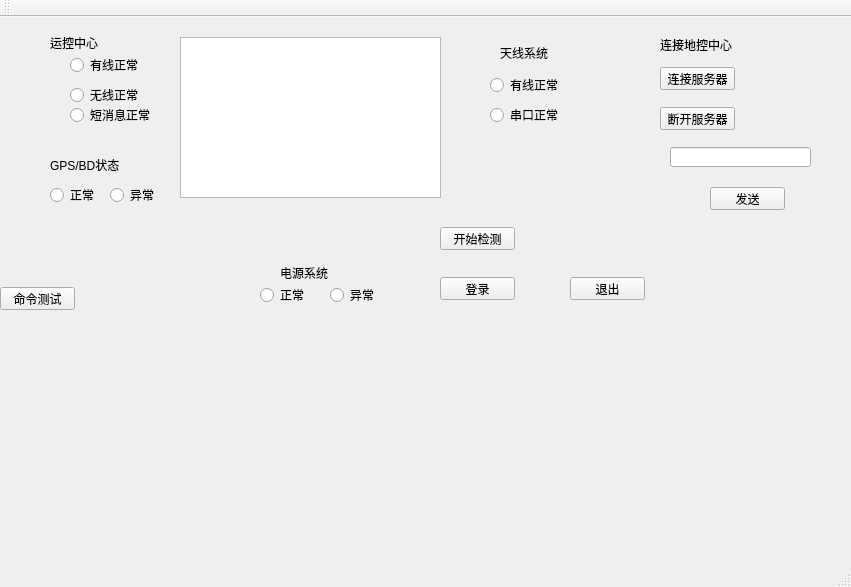
mohanmode2008/Terminal, file Project_gather/Project_gather.ui: the form before one commit.
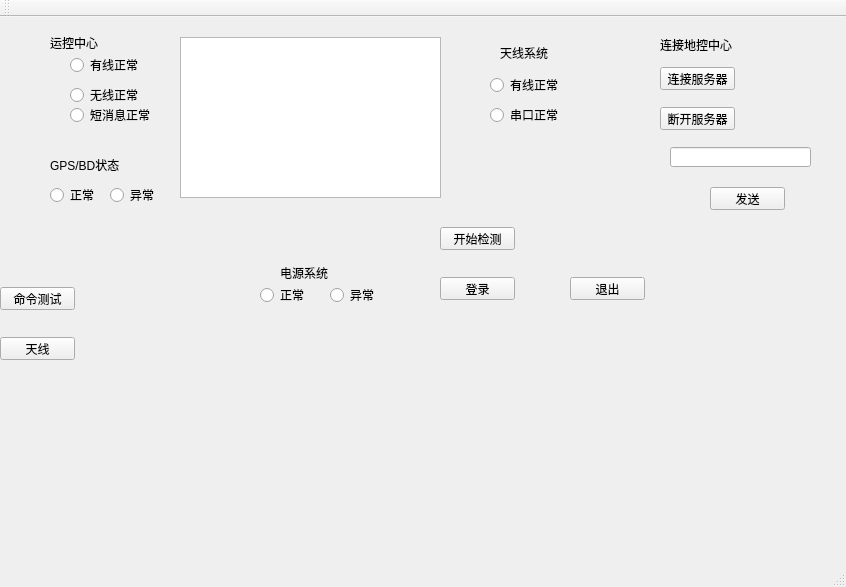
The form after the commit.

The edit to the form file:
```diff
--- a/Project_gather/Project_gather.ui
+++ b/Project_gather/Project_gather.ui
@@ -6,7 +6,7 @@
    <rect>
     <x>0</x>
     <y>0</y>
-    <width>851</width>
+    <width>846</width>
     <height>587</height>
    </rect>
   </property>
@@ -307,6 +307,19 @@
      <string>命令测试</string>
     </property>
    </widget>
+   <widget class="QPushButton" name="btn_ant">
+    <property name="geometry">
+     <rect>
+      <x>0</x>
+      <y>320</y>
+      <width>75</width>
+      <height>23</height>
+     </rect>
+    </property>
+    <property name="text">
+     <string>天线</string>
+    </property>
+   </widget>
   </widget>
   <widget class="QMenuBar" name="menuBar">
    <property name="geometry">
```
Left out of the diff: 30 changed lines with no effect on the pictures.
